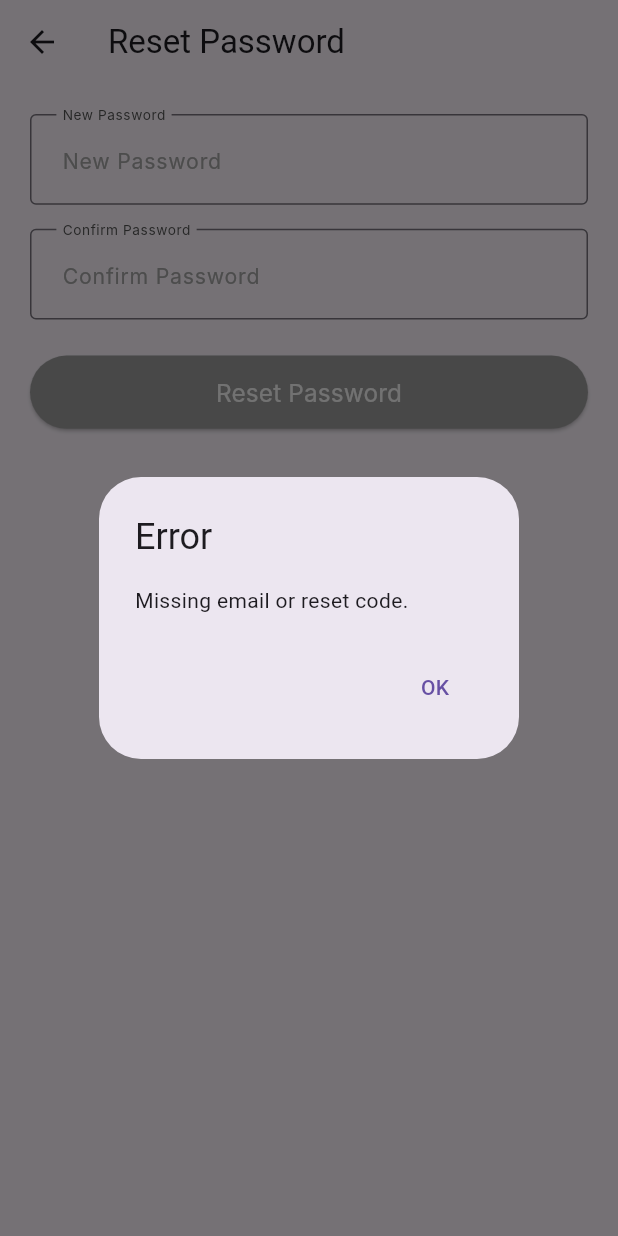
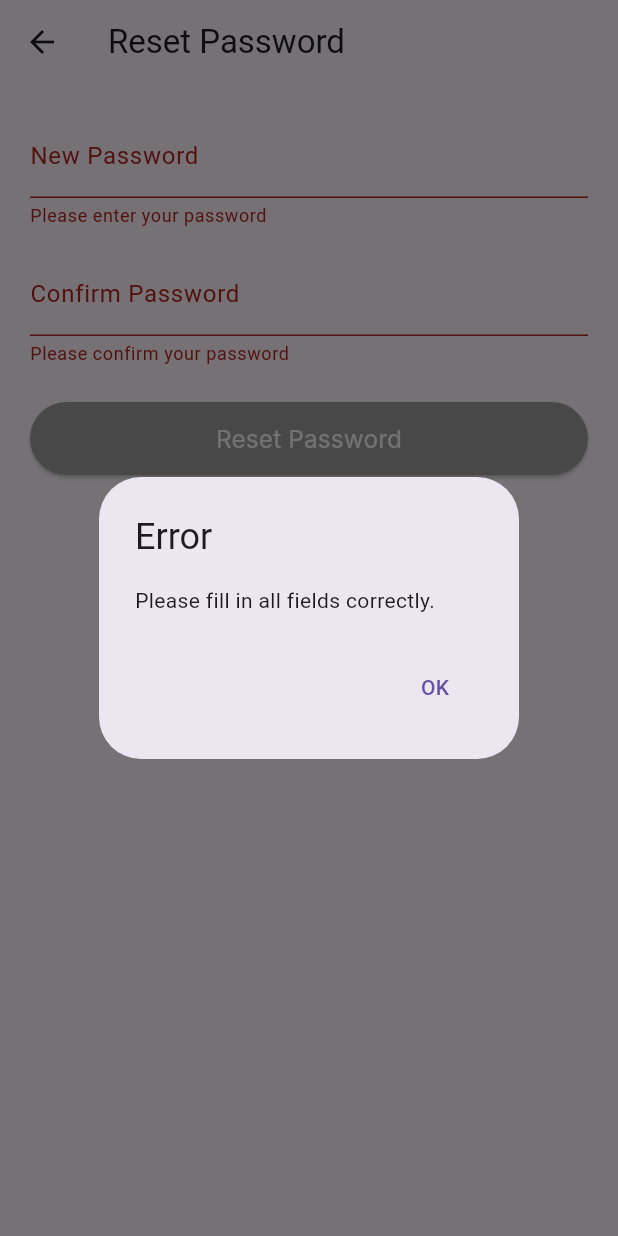
Before and after one commit to MoatazAbdElwhab/exam_app, a Flutter app: the ResetPasswordPage screen opened directly with empty values, after a tap on "Reset Password", on a phone screen of 412 x 824 dp. Run offline on Flutter 3.47's test engine with Material 3 defaults, Android fonts, the phone set to English and light mode, and no system bars; our stand-ins replace dio, either_dart, equatable, flutter_bloc, flutter_screenutil, flutter_secure_storage and 9 more; accounts and stored records are empty; Roboto replaces fonts that are missing (Inter).

Commit message:
reset_password

```diff
--- a/lib/features/auth/persentation/pages/reset_password_page.dart
+++ b/lib/features/auth/persentation/pages/reset_password_page.dart
@@ -1,5 +1,5 @@
 // features/auth/persentation/pages/reset_password_page.dart
-import 'package:exam_app/core/widgets/custom_text_form_field.dart';
+import 'package:exam_app/core/utils/validator.dart';
 import 'package:exam_app/features/auth/persentation/cubit/auth_cubit.dart';
 import 'package:exam_app/features/auth/persentation/cubit/auth_state.dart';
 import 'package:flutter/material.dart';
@@ -10,7 +10,6 @@ import '../../../../core/routes/routes.dart';
 class ResetPasswordPage extends StatefulWidget {
   final String email;
   final String resetCode;
-
   const ResetPasswordPage(
       {super.key, required this.email, required this.resetCode});
 
@@ -19,74 +18,33 @@ class ResetPasswordPage extends StatefulWidget {
 }
 
 class _ResetPasswordPageState extends State<ResetPasswordPage> {
-  final TextEditingController passwordController = TextEditingController();
-  final TextEditingController confirmPasswordController =
-      TextEditingController();
+  // form key for validation
+  final GlobalKey<FormState> _formKey = GlobalKey<FormState>();
   bool isLoading = false;
 
-  String? email;
-  String? resetCode;
+  // New password and confirm password variables
+  String password = '';
+  String confirmPassword = '';
 
-  @override
-  void initState() {
-    super.initState();
-  }
-
-  @override
-  void didChangeDependencies() {
-    super.didChangeDependencies();
-    // Only retrieve arguments once the widget has been fully initialized
-    if (email == null || resetCode == null) {
-      final args =
-          ModalRoute.of(context)?.settings.arguments as Map<String, dynamic>?;
-      email = args?['email'];
-      resetCode = args?['resetCode'];
-
-      if (email == null || resetCode == null) {
-        _showErrorDialog('Missing email or reset code.');
-      }
+  void _resetPassword() {
+    if (_formKey.currentState?.validate() ?? false) {
+      // If form is valid, proceed with the password reset
+      context
+          .read<AuthCubit>()
+          .resetPassword(widget.email, widget.resetCode, password);
+    } else {
+      _showErrorDialog('Please fill in all fields correctly.');
     }
   }
 
-  void _resetPassword() {
-    if (passwordController.text.isEmpty ||
-        confirmPasswordController.text.isEmpty) {
-      _showErrorDialog('Please fill in all fields.');
-      return;
-    }
-
-    if (passwordController.text != confirmPasswordController.text) {
-      _showErrorDialog('Passwords do not match.');
-      return;
-    }
-
-    if (email == null || resetCode == null) {
-      _showErrorDialog('Missing email or reset code.');
-      return;
-    }
-
-    context.read<AuthCubit>().resetPassword(
-          email!,
-          resetCode!,
-          passwordController.text,
-        );
-  }
-
-  @override
   @override
   Widget build(BuildContext context) {
     return BlocListener<AuthCubit, AuthState>(
       listener: (context, state) {
         if (state.status.isLoading) {
-          // Delay the setState to avoid the issue during build
-          WidgetsBinding.instance.addPostFrameCallback((_) {
           setState(() => isLoading = true);
-          });
         } else {
-          // Delay the setState to avoid the issue during build
-          WidgetsBinding.instance.addPostFrameCallback((_) {
           setState(() => isLoading = false);
-          });
         }
 
         if (state.status.isSuccess) {
@@ -101,20 +59,39 @@ class _ResetPasswordPageState extends State<ResetPasswordPage> {
         appBar: AppBar(title: const Text('Reset Password')),
         body: Padding(
           padding: const EdgeInsets.all(20),
+          child: Form(
+            key: _formKey,
             child: Column(
               children: [
-              CustomTextFormField(
-                controller: passwordController,
-                hint: 'New Password',
-                label: 'New Password',
-                isPass: true,
+                // New Password input field
+
+                TextFormField(
+                  decoration: const InputDecoration(
+                    labelText: 'New Password',
+                    hintText: 'Enter new password',
+                  ),
+                  obscureText: true,
+                  onChanged: (value) => password = value,
+                  validator: Validator.passwordValidation,
                 ),
                 const SizedBox(height: 16),
-              CustomTextFormField(
-                controller: confirmPasswordController,
-                hint: 'Confirm Password',
-                label: 'Confirm Password',
-                isPass: true,
+                // Confirm Password input field
+                TextFormField(
+                  decoration: const InputDecoration(
+                    labelText: 'Confirm Password',
+                    hintText: 'Confirm your password',
+                  ),
+                  obscureText: true,
+                  onChanged: (value) => confirmPassword = value,
+                  validator: (value) {
+                    if (value == null || value.isEmpty) {
+                      return 'Please confirm your password';
+                    }
+                    if (value != password) {
+                      return 'Passwords do not match';
+                    }
+                    return null;
+                  },
                 ),
                 const SizedBox(height: 24),
                 CustomElevatedButton(
@@ -122,6 +99,7 @@ class _ResetPasswordPageState extends State<ResetPasswordPage> {
                   onTap: () => isLoading ? null : _resetPassword(),
                 ),
               ],
+            ),
           ),
         ),
       ),
```
Lines whose indentation alone changed are shown as unchanged.
